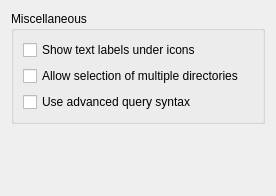
Before: the Qt Designer form ui/options_interface.ui in lalinsky/picard-debian, drawn with Qt 5.
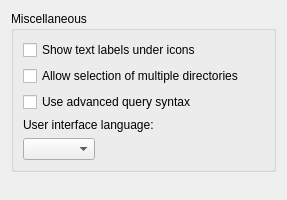
After: the same form once the commit is applied.

Patch:
```diff
--- a/ui/options_interface.ui
+++ b/ui/options_interface.ui
@@ -5,8 +5,8 @@
    <rect>
     <x>0</x>
     <y>0</y>
-    <width>276</width>
-    <height>196</height>
+    <width>287</width>
+    <height>200</height>
    </rect>
   </property>
   <layout class="QVBoxLayout" >
@@ -37,6 +37,33 @@
         </property>
        </widget>
       </item>
+      <item>
+       <widget class="QLabel" name="label" >
+        <property name="text" >
+         <string>User interface language:</string>
+        </property>
+       </widget>
+      </item>
+      <item>
+       <layout class="QHBoxLayout" name="horizontalLayout" >
+        <item>
+         <widget class="QComboBox" name="ui_language" />
+        </item>
+        <item>
+         <spacer name="horizontalSpacer" >
+          <property name="orientation" >
+           <enum>Qt::Horizontal</enum>
+          </property>
+          <property name="sizeHint" stdset="0" >
+           <size>
+            <width>40</width>
+            <height>20</height>
+           </size>
+          </property>
+         </spacer>
+        </item>
+       </layout>
+      </item>
      </layout>
     </widget>
    </item>
```
Left out of the diff: 2 changed lines with no effect on the pictures.
